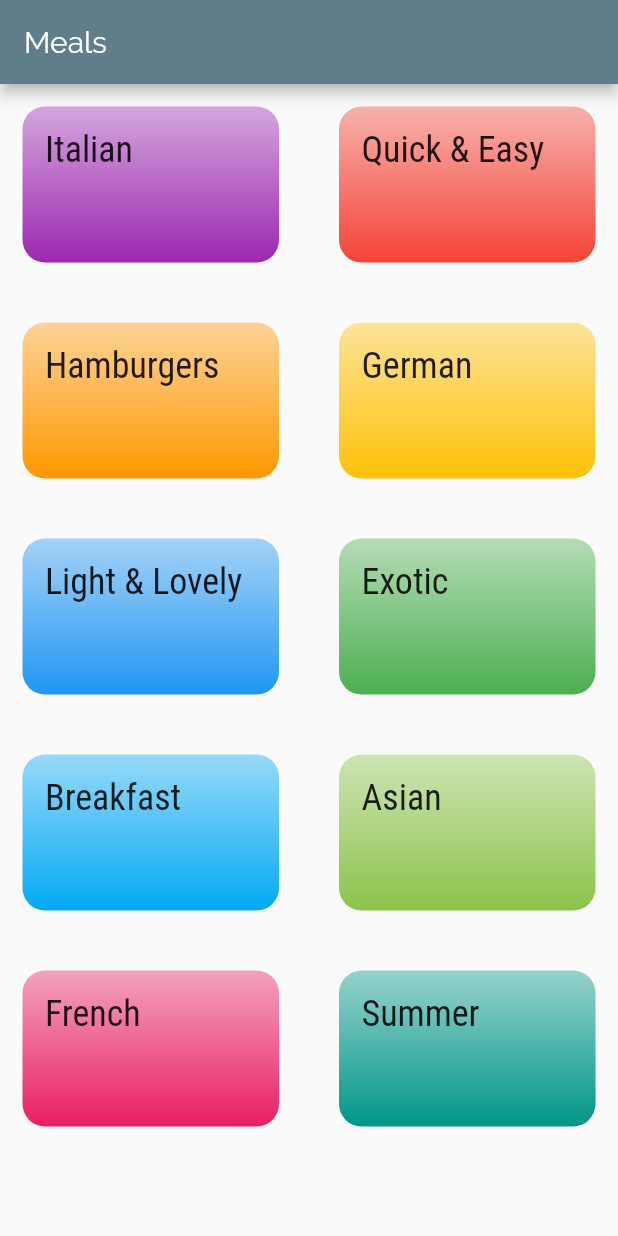
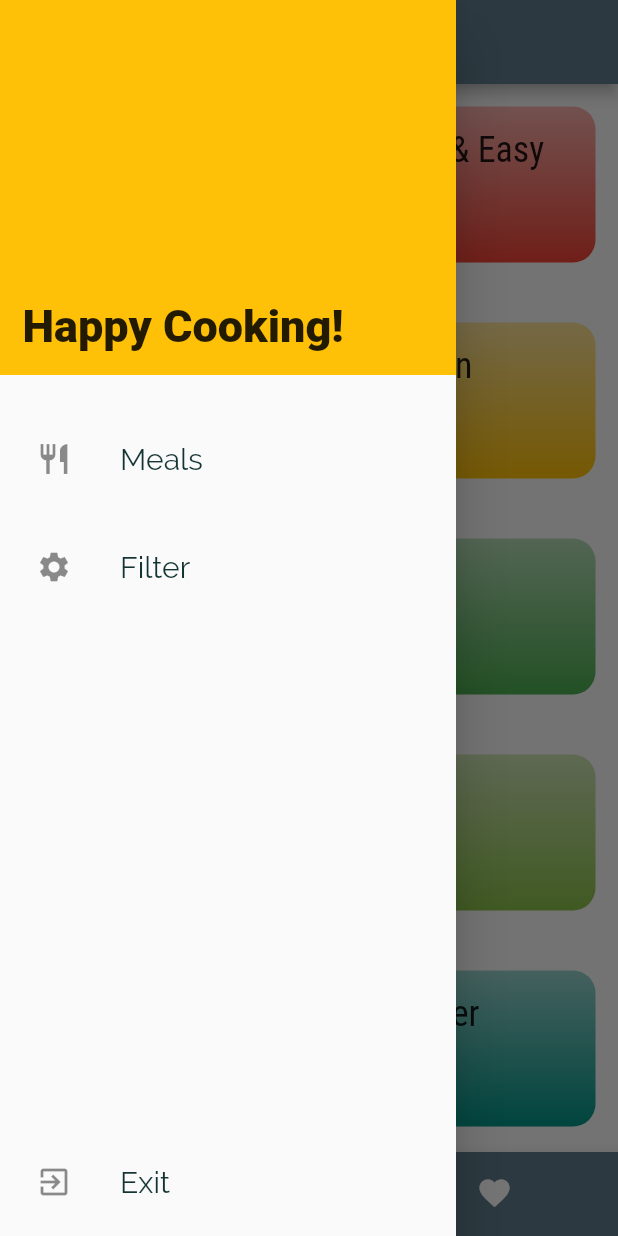
Before and after one commit to arfaz26/Meals-App, a Flutter app: the screen it shows after launch, with the side drawer open (before the commit the screen has no drawer), on a phone screen of 412 x 824 dp. Run offline on Flutter 3.47's test engine with Material 2 defaults, Android fonts, the phone set to English and light mode, and no system bars.

Commit message:
added drawer and tabs

```diff
--- a/lib/main.dart
+++ b/lib/main.dart
@@ -1,4 +1,5 @@
 import 'package:flutter/material.dart';
+import 'package:meals_app/screens/tabs_screen.dart';
 import './screens/meal_detail_screen.dart';
 import './screens/category_meal_screen.dart';
 import './screens/categories_screen.dart';
@@ -28,7 +29,7 @@ class MyApp extends StatelessWidget {
             )),
         // visualDensity: VisualDensity.adaptivePlatformDensity,
       ),
-      home: CategoriesScreen(),
+      home: TabsScreen(),
       routes: {
         CategoryMealScreen.routName: (ctx) => CategoryMealScreen(),
         MealDetailScreen.routeName: (ctx) => MealDetailScreen(),
--- a/lib/screens/categories_screen.dart
+++ b/lib/screens/categories_screen.dart
@@ -5,11 +5,7 @@ import '../dummy_data.dart';
 class CategoriesScreen extends StatelessWidget {
   @override
   Widget build(BuildContext context) {
-    return Scaffold(
-      appBar: AppBar(
-        title: const Text('Meals'),
-      ),
-      body: GridView(
+    return GridView(
       children: DUMMY_CATEGORIES
           .map(
             (dummy) => CategeryItem(
@@ -25,7 +21,6 @@ class CategoriesScreen extends StatelessWidget {
         mainAxisSpacing: 10,
         crossAxisSpacing: 10,
       ),
-      ),
     );
   }
 }
--- /dev/null
+++ b/lib/screens/favorite_screen.dart
@@ -0,0 +1,12 @@
+import 'package:flutter/material.dart';
+
+class FavoriteScreen extends StatelessWidget {
+  @override
+  Widget build(BuildContext context) {
+    return Center(
+      child: Container(
+        child: Text('favorite'),
+      ),
+    );
+  }
+}
--- /dev/null
+++ b/lib/screens/tabs_screen.dart
@@ -0,0 +1,80 @@
+import 'package:flutter/material.dart';
+import 'package:meals_app/screens/categories_screen.dart';
+import 'package:meals_app/screens/favorite_screen.dart';
+import 'package:meals_app/widgets/main_drawer.dart';
+
+class TabsScreen extends StatefulWidget {
+  @override
+  _TabsScreenState createState() => _TabsScreenState();
+}
+
+class _TabsScreenState extends State<TabsScreen> {
+  final List<Map<String, Object>> _pages = [
+    {'page': CategoriesScreen(), 'title': 'Category'},
+    {'page': FavoriteScreen(), 'title': 'Favorite'},
+  ];
+  int _selectedIndexPage = 0;
+  void _selectPage(int index) {
+    setState(() {
+      _selectedIndexPage = index;
+    });
+  }
+
+  @override
+  Widget build(BuildContext context) {
+    return Scaffold(
+      appBar: AppBar(
+        title: Text(_pages[_selectedIndexPage]['title']),
+      ),
+      drawer: MainDrawer(),
+      body: _pages[_selectedIndexPage]['page'],
+      bottomNavigationBar: BottomNavigationBar(
+        backgroundColor: Theme.of(context).primaryColor,
+        selectedItemColor: Colors.white,
+        currentIndex: _selectedIndexPage,
+        onTap: _selectPage,
+        type: BottomNavigationBarType.shifting,
+        items: [
+          BottomNavigationBarItem(
+            backgroundColor: Theme.of(context).primaryColor,
+            icon: Icon(Icons.category),
+            title: Text('Category'),
+          ),
+          BottomNavigationBarItem(
+            backgroundColor: Theme.of(context).primaryColor,
+            icon: Icon(Icons.favorite),
+            title: Text('Favorite'),
+          ),
+        ],
+      ),
+    );
+
+    // return DefaultTabController(
+    //   length: 2,
+    //   initialIndex: 0,
+    //   child: Scaffold(
+    //     appBar: AppBar(
+    //       bottomOpacity: 1.0,
+    //       title: Text('Meals'),
+    //       bottom: TabBar(
+    //         indicatorColor: Colors.white,
+    //         tabs: [
+    //           Tab(
+    //             icon: Icon(Icons.category),
+    //             text: 'Category',
+    //           ),
+    //           Tab(
+    //             icon: Icon(Icons.favorite),
+    //             text: 'Favorite',
+    //           ),
+    //         ],
+    //       ),
+    //     ),
+    //     body: TabBarView(children: [
+    //       CategoriesScreen(),
+    //       FavoriteScreen(),
+    //     ]),
+    //   ),
+    // );
+  }
+}
--- /dev/null
+++ b/lib/widgets/main_drawer.dart
@@ -0,0 +1,59 @@
+import 'dart:io';
+import 'package:flutter/material.dart';
+
+class MainDrawer extends StatelessWidget {
+  Widget _buildTile(String title, IconData icon) {
+    return Padding(
+      padding: const EdgeInsets.all(8.0),
+      child: ListTile(
+        leading: Icon(icon),
+        title: Text(
+          title,
+          style: TextStyle(
+            fontSize: 20,
+          ),
+        ),
+        onTap: () {
+          exit(0);
+        },
+      ),
+    );
+  }
+
+  @override
+  Widget build(BuildContext context) {
+    return Drawer(
+      child: Column(
+        mainAxisAlignment: MainAxisAlignment.spaceBetween,
+        children: [
+          Column(
+            children: [
+              Container(
+                padding: EdgeInsets.all(15),
+                alignment: Alignment.bottomLeft,
+                height: 250,
+                width: double.infinity,
+                color: Theme.of(context).accentColor,
+                child: Text(
+                  'Happy Cooking!',
+                  style: TextStyle(
+                    fontWeight: FontWeight.w900,
+                    fontSize: 30,
+                  ),
+                ),
+              ),
+              SizedBox(
+                height: 20,
+              ),
+              _buildTile('Meals', Icons.restaurant),
+              _buildTile('Filter', Icons.settings),
+            ],
+          ),
+          Container(
+            child: _buildTile('Exit', Icons.exit_to_app),
+          )
+        ],
+      ),
+    );
+  }
+}
```
Also changed, not shown: flutter_01.png (added), flutter_02.png (added), flutter_03.png (added), flutter_04.png (added). Lines whose indentation alone changed are shown as unchanged.
